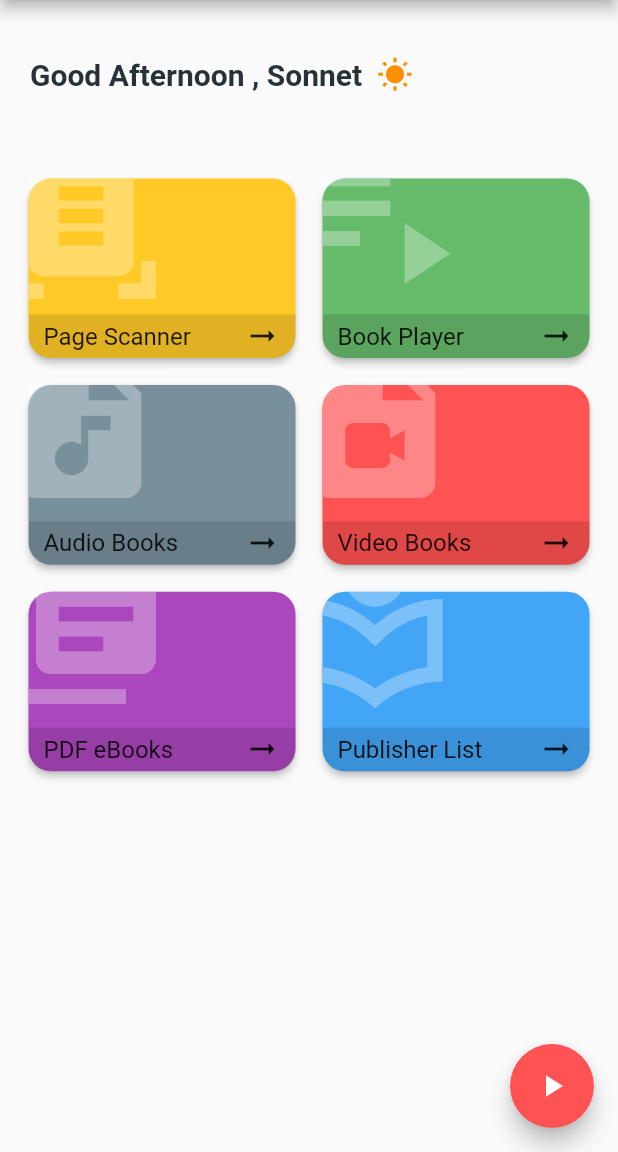
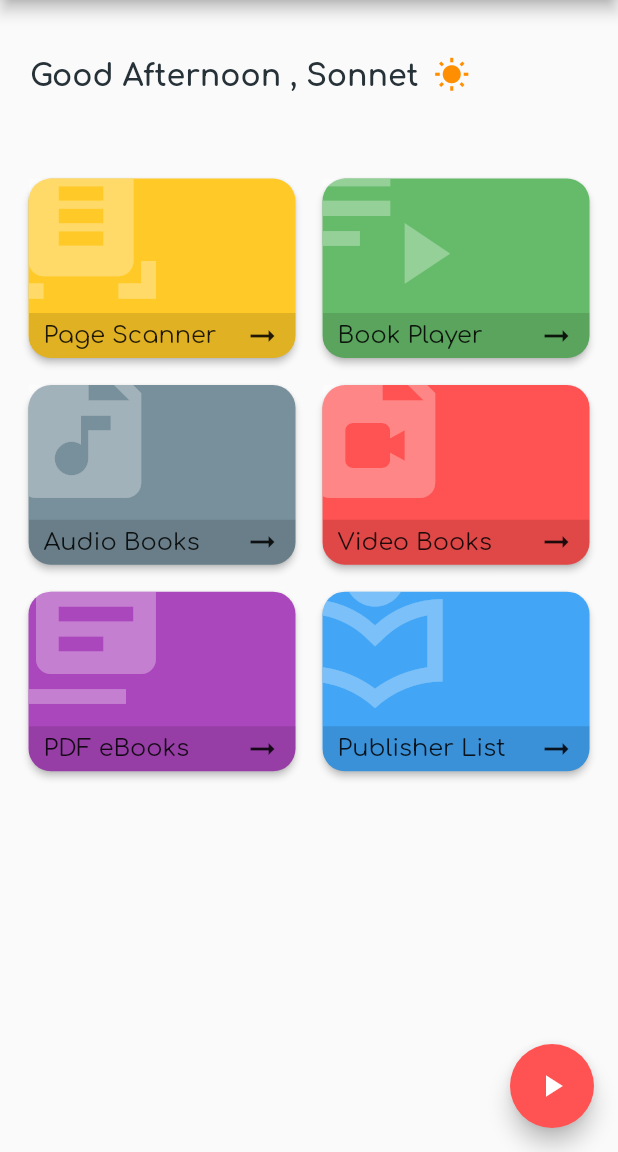
Before and after one commit to ihsonnet/epothon-app, a Flutter app: the screen it shows after launch, on a phone screen of 412 x 824 dp, the part 84-1236 px from its top. Run offline on Flutter 3.47's test engine with Material 2 defaults, Android fonts, the light colour scheme and no system bars; our stand-ins replace google_fonts.

Commit message:
implefide custom widget, use comfortaa

```diff
--- /dev/null
+++ b/lib/common/menu-card.dart
@@ -0,0 +1,76 @@
+import 'package:flutter/material.dart';
+import 'package:google_fonts/google_fonts.dart';
+
+class MenuCard extends StatefulWidget {
+  final Color color;
+  final IconData icon;
+  final String title;
+  const MenuCard(
+      {Key? key, required this.color, required this.icon, required this.title})
+      : super(key: key);
+
+  @override
+  State<MenuCard> createState() => _MenuCardState();
+}
+
+class _MenuCardState extends State<MenuCard> {
+  @override
+  Widget build(BuildContext context) {
+    var screenWidth = MediaQuery.of(context).size.width;
+    var iconName = widget.icon;
+    String cardTitle = widget.title;
+    return GestureDetector(
+      onTap: () {
+        debugPrint("clicked");
+      },
+      child: Card(
+        color: widget.color,
+        elevation: 2,
+        shape: const RoundedRectangleBorder(
+            borderRadius: BorderRadius.all(Radius.circular(15))),
+        child: Stack(
+          children: [
+            Positioned(
+                left: -25,
+                top: -35,
+                child: Icon(
+                  iconName,
+                  size: 120,
+                  color: Colors.white30,
+                )),
+            Column(
+              mainAxisAlignment: MainAxisAlignment.end,
+              children: [
+                Container(
+                    width: screenWidth,
+                    decoration: const BoxDecoration(
+                      borderRadius: BorderRadius.only(
+                          bottomLeft: Radius.circular(15),
+                          bottomRight: Radius.circular(15)),
+                      color: Colors.black12,
+                    ),
+                    child: Padding(
+                      padding: const EdgeInsets.only(
+                          top: 6, bottom: 6, left: 10, right: 10),
+                      child: Stack(
+                        alignment: Alignment.centerLeft,
+                        children: [
+                          Text(
+                            cardTitle,
+                            style: GoogleFonts.comfortaa(
+                              fontSize: 16,
+                            ),
+                          ),
+                          const Positioned(
+                              right: 0, child: Icon(Icons.arrow_right_alt))
+                        ],
+                      ),
+                    )),
+              ],
+            )
+          ],
+        ),
+      ),
+    );
+  }
+}
--- a/lib/main.dart
+++ b/lib/main.dart
@@ -1,4 +1,6 @@
 import 'package:flutter/material.dart';
+import 'package:google_fonts/google_fonts.dart';
+import 'common/menu-card.dart';
 
 void main() {
   runApp(const MyApp());
@@ -79,7 +81,7 @@ class Greetings extends StatelessWidget {
         children: [
           Text(
             "Good Afternoon , Sonnet",
-            style: TextStyle(
+            style: GoogleFonts.comfortaa(
                 color: Colors.blueGrey[900],
                 fontSize: 20,
                 fontWeight: FontWeight.bold),
@@ -114,87 +116,39 @@ class Menus extends StatelessWidget {
         crossAxisSpacing: 10.0,
         childAspectRatio: (300 / (screenWidth / 2)),
         children: [
-          MenuCard(color: Colors.amber.shade400, icon: Icons.document_scanner, title: "Page Scanner",),
-          MenuCard(color: Colors.green.shade400, icon: Icons.playlist_play, title: "Book Player",),
-          MenuCard(color: Colors.blueGrey.shade400, icon: Icons.audio_file, title: "Audio Books",),
-          MenuCard(color: Colors.redAccent.shade200, icon: Icons.video_file, title: "Video Books",),
-          MenuCard(color: Colors.purple.shade400, icon: Icons.library_books, title: "PDF eBooks",),
-          MenuCard(color: Colors.blue.shade400, icon: Icons.local_library_outlined, title: "Publisher List",),
+          MenuCard(
+            color: Colors.amber.shade400,
+            icon: Icons.document_scanner,
+            title: "Page Scanner",
+          ),
+          MenuCard(
+            color: Colors.green.shade400,
+            icon: Icons.playlist_play,
+            title: "Book Player",
+          ),
+          MenuCard(
+            color: Colors.blueGrey.shade400,
+            icon: Icons.audio_file,
+            title: "Audio Books",
+          ),
+          MenuCard(
+            color: Colors.redAccent.shade200,
+            icon: Icons.video_file,
+            title: "Video Books",
+          ),
+          MenuCard(
+            color: Colors.purple.shade400,
+            icon: Icons.library_books,
+            title: "PDF eBooks",
+          ),
+          MenuCard(
+            color: Colors.blue.shade400,
+            icon: Icons.local_library_outlined,
+            title: "Publisher List",
+          ),
+
         ],
       ),
     );
   }
 }
-
-class MenuCard extends StatefulWidget {
-  final Color color;
-  final IconData icon;
-  final String title;
-  const MenuCard({Key? key, required this.color, required this.icon, required this.title}) : super(key: key);
-
-  @override
-  State<MenuCard> createState() => _MenuCardState();
-}
-
-class _MenuCardState extends State<MenuCard> {
-
-
-  @override
-  Widget build(BuildContext context) {
-    var screenWidth = MediaQuery.of(context).size.width;
-    var iconName = widget.icon;
-    String cardTitle = widget.title;
-    return GestureDetector(
-      onTap: () {
-        debugPrint("clicked");
-      },
-      child: Card(
-        color: widget.color,
-        elevation: 2,
-        shape: const RoundedRectangleBorder(
-            borderRadius: BorderRadius.all(Radius.circular(15))),
-        child: Stack(
-          children: [
-             Positioned(
-              left: -25,
-                top: -35,
-                child: Icon(iconName,
-              size: 120,
-              color: Colors.white30,
-            )),
-            Column(
-              mainAxisAlignment: MainAxisAlignment.end,
-              children: [
-                Container(
-                    width: screenWidth,
-                    decoration: const BoxDecoration(
-                      borderRadius: BorderRadius.only(
-                          bottomLeft: Radius.circular(15),
-                          bottomRight: Radius.circular(15)),
-                      color: Colors.black12,
-                    ),
-                    child: Padding(
-                      padding: const EdgeInsets.only(
-                          top: 5, bottom: 5, left: 10, right: 10),
-                      child: Stack(
-                        alignment: Alignment.centerLeft,
-                        children: [
-                          Text(
-                            cardTitle,
-                            style: const TextStyle(
-                              fontSize: 16,
-                            ),
-                          ),
-                          const Positioned(
-                              right: 0, child: Icon(Icons.arrow_right_alt))
-                        ],
-                      ),
-                    )),
-              ],
-            )
-          ],
-        ),
-      ),
-    );
-  }
-}
--- a/pubspec.yaml
+++ b/pubspec.yaml
@@ -45,6 +45,7 @@ dev_dependencies:
   # package. See that file for information about deactivating specific lint
   # rules and activating additional ones.
   flutter_lints: ^1.0.0
+  google_fonts: ^2.1.0
 
 # For information on the generic Dart part of this file, see the
 # following page: https://dart.dev/tools/pub/pubspec
```
Also changed, not shown: pubspec.lock.
